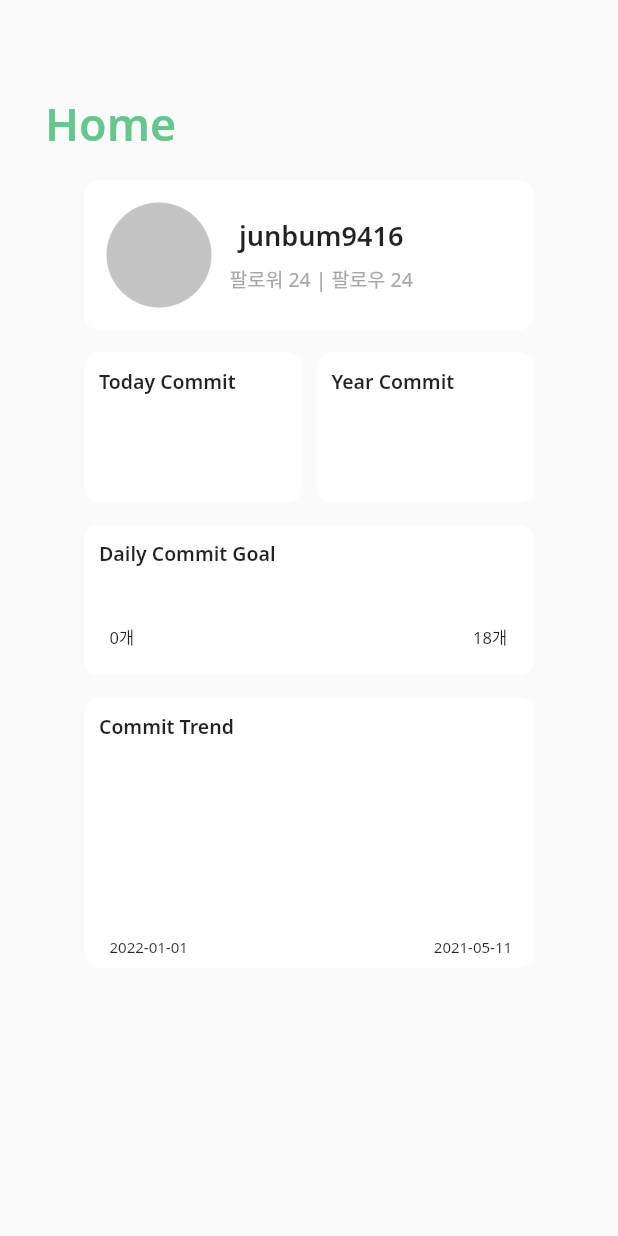
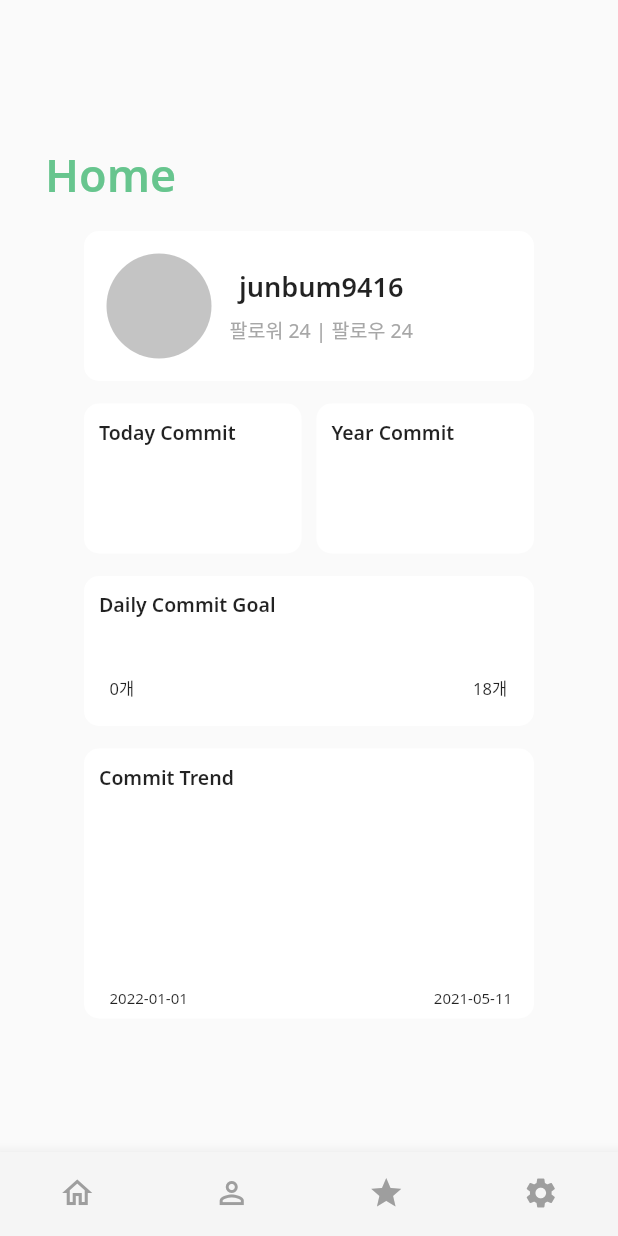
Before and after one commit to Palette-GitChart/GitChart-Android-Flutter, a Flutter app: the screen it shows after launch, on a phone screen of 412 x 824 dp. Run offline on Flutter 3.47's test engine with Material 2 defaults, Android fonts, the phone set to English and light mode, and no system bars.

Commit message:
Git_Chart Project

```diff
--- a/lib/Pages/Main_Home_Page.dart
+++ b/lib/Pages/Main_Home_Page.dart
@@ -6,11 +6,80 @@ class MainHomePage extends StatefulWidget {
 }
 
 class _MainHomePageState extends State<MainHomePage> {
+  int current_index = 0;
+
   @override
   Widget build(BuildContext context) {
     return Scaffold(
-      body: Padding(
-        padding: const EdgeInsets.all(30),
+        bottomNavigationBar: BottomNavigationBar(
+          backgroundColor: Color(0xfff5f5f5),
+          //현재 index 변수에 저장
+          currentIndex: current_index,
+          //tap -> index 변경
+          onTap: (index) {
+            print('index test : ${index}');
+            setState(() {
+              current_index = index;
+            });
+          },
+          //BottomNavi item list
+          items: [
+            BottomNavigationBarItem(
+              icon: Icon(Icons.home_outlined),
+              label: 'Home',
+            ),
+            BottomNavigationBarItem(
+              icon: Icon(Icons.perm_identity),
+              label: 'Music',
+            ),
+            BottomNavigationBarItem(
+              icon: Icon(Icons.star),
+              label: 'Apps',
+            ),
+            BottomNavigationBarItem(
+              icon: Icon(Icons.settings),
+              label: 'Settings',
+            ),
+          ],
+          //selected된 item color
+          selectedItemColor: Colors.grey,
+          //unselected된 item color
+          unselectedItemColor: Colors.grey,
+          //selected된 label text
+          showSelectedLabels: false,
+          //unselected된 label text
+          showUnselectedLabels: false,
+          //BottomNavigationBar Type -> fixed = bottom item size고정
+          //BottomNavigationBar Type -> shifting = bottom item selected 된 item이 확대
+          type: BottomNavigationBarType.fixed,
+        ),
+
+        //List item index로 Body 변경
+        body: Center(
+          child: body_item.elementAt(current_index),
+        ));
+  }
+
+  List body_item = [
+    Main(),
+    Text("music"),
+    Text("apps"),
+    Text("settings"),
+  ];
+}
+
+class Main extends StatelessWidget {
+  const Main({
+    Key? key,
+  }) : super(key: key);
+
+  @override
+  Widget build(BuildContext context) {
+    return Padding(
+      padding: EdgeInsets.all(30),
+      child: Container(
+        height: 640,
+        child: SingleChildScrollView(
           child: Column(
             children: [
               SizedBox(height: 32),
@@ -30,11 +99,12 @@ class _MainHomePageState extends State<MainHomePage> {
               buildDaliyCommitGoal(),
               SizedBox(height: 15),
               buildCommitTrend(),
-            SizedBox(height: 15,)
             ],
           ),
         ),
+      ),
     );
+  }
 }
 
 Container buildCommitTrend() {
@@ -42,8 +112,7 @@ class _MainHomePageState extends State<MainHomePage> {
     width: 300,
     height: 180,
     decoration: BoxDecoration(
-                borderRadius: BorderRadius.circular(10.0),
-                color: Colors.white),
+        borderRadius: BorderRadius.circular(10.0), color: Colors.white),
     child: Column(
       children: [
         SizedBox(height: 10),
@@ -88,8 +157,7 @@ class _MainHomePageState extends State<MainHomePage> {
     width: 300,
     height: 100,
     decoration: BoxDecoration(
-                borderRadius: BorderRadius.circular(10.0),
-                color: Colors.white),
+        borderRadius: BorderRadius.circular(10.0), color: Colors.white),
     child: Column(
       children: [
         SizedBox(height: 10),
@@ -134,8 +202,7 @@ class _MainHomePageState extends State<MainHomePage> {
     width: 145,
     height: 100,
     decoration: BoxDecoration(
-                    borderRadius: BorderRadius.circular(10.0),
-                    color: Colors.white),
+        borderRadius: BorderRadius.circular(10.0), color: Colors.white),
     child: Column(
       children: [
         SizedBox(height: 10),
@@ -160,8 +227,7 @@ class _MainHomePageState extends State<MainHomePage> {
     width: 145,
     height: 100,
     decoration: BoxDecoration(
-                    borderRadius: BorderRadius.circular(10.0),
-                    color: Colors.white),
+        borderRadius: BorderRadius.circular(10.0), color: Colors.white),
     child: Column(
       children: [
         SizedBox(height: 10),
@@ -186,8 +252,7 @@ class _MainHomePageState extends State<MainHomePage> {
     width: 300,
     height: 100,
     decoration: BoxDecoration(
-                borderRadius: BorderRadius.circular(10.0),
-                color: Colors.white),
+        borderRadius: BorderRadius.circular(10.0), color: Colors.white),
     child: Row(
       children: [
         SizedBox(width: 15),
@@ -237,4 +302,3 @@ class _MainHomePageState extends State<MainHomePage> {
     ],
   );
 }
-}
--- a/lib/main.dart
+++ b/lib/main.dart
@@ -1,6 +1,5 @@
 import 'package:flutter/material.dart';
 import 'package:git_chart/Pages/Main_Home_Page.dart';
-import 'package:git_chart/Test.dart';
 
 void main() {
   runApp(const MyApp());
```
Also changed, not shown: lib/Test.dart (deleted, +0 -69 lines). Lines whose indentation alone changed are shown as unchanged.
